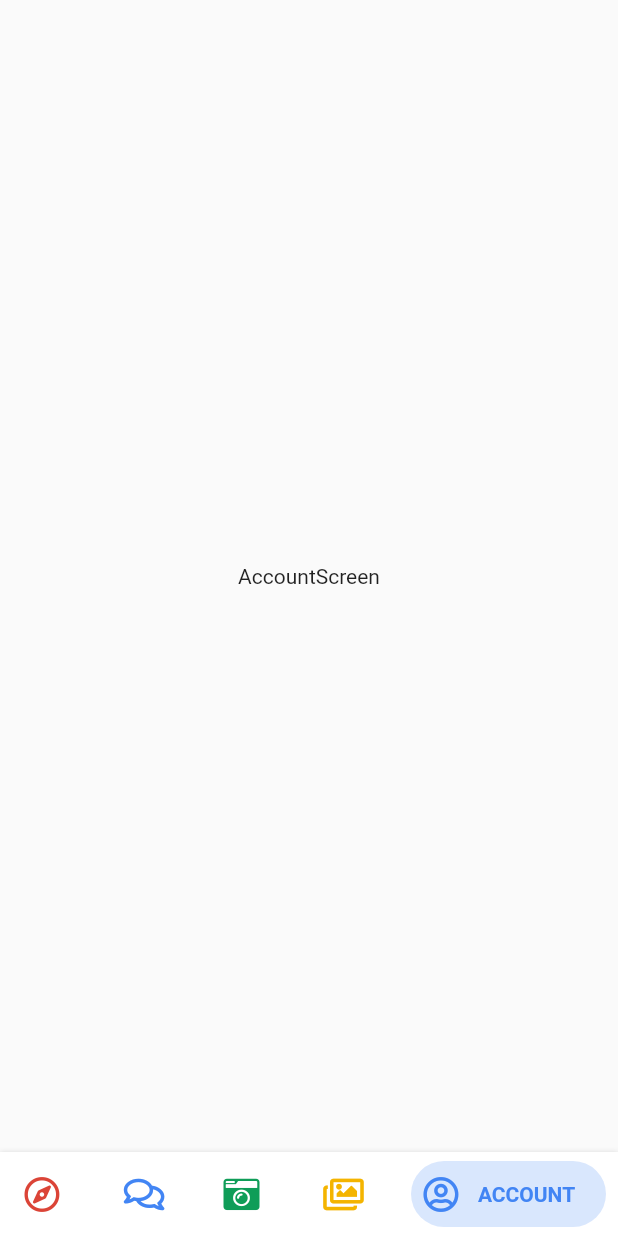
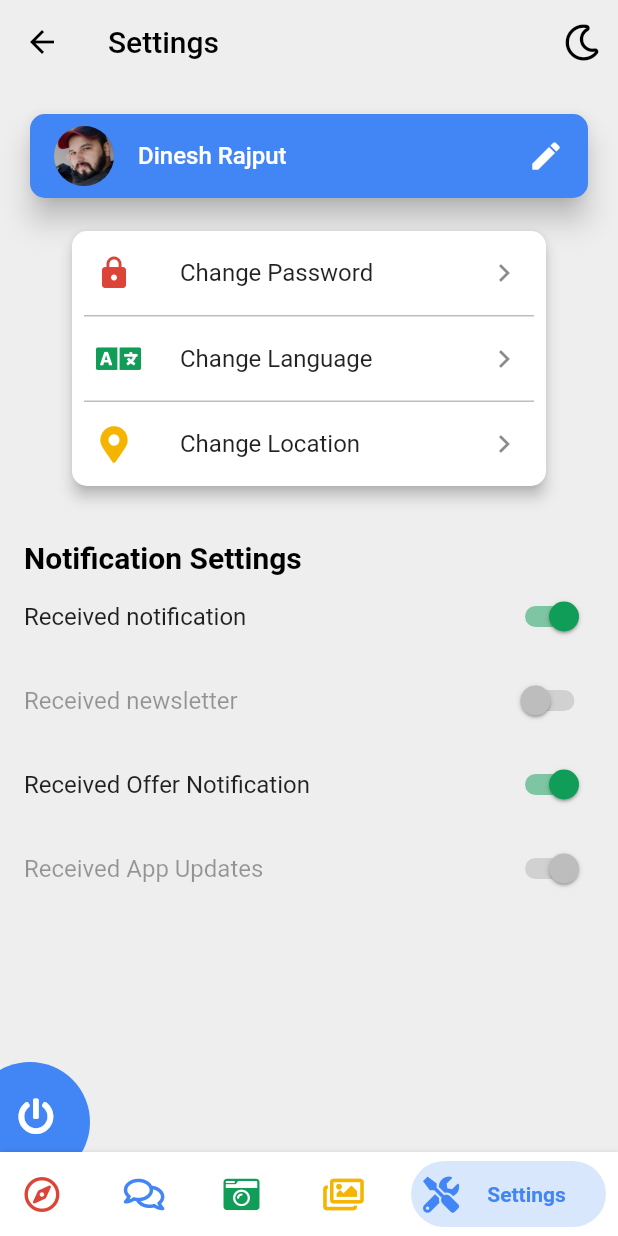
Before and after one commit to DineshRajput21/buyAndsell-Flutter, a Flutter app: the Tabs screen opened by its route, item 5 of the bottom bar chosen, on a phone screen of 412 x 824 dp. Run offline on Flutter 3.47's test engine with Material 2 defaults, Android fonts, the phone set to English and light mode, and no system bars; drawn by our look-alikes of bottom_navy_bar; our stand-ins replace carousel_pro, flutter_slidable, font_awesome_flutter, shimmer; missing offline and left inert: flip_panel.

Commit message:
added settings screen

```diff
--- a/lib/screens/bottomTabBar/Tabs.dart
+++ b/lib/screens/bottomTabBar/Tabs.dart
@@ -1,8 +1,8 @@
-import 'package:BuyAndSell/screens/tabScreens/account/Account.dart';
 import 'package:BuyAndSell/screens/tabScreens/chat/Chat.dart';
 import 'package:BuyAndSell/screens/tabScreens/explore/Explore.dart';
 import 'package:BuyAndSell/screens/tabScreens/myAds/MyAds.dart';
 import 'package:BuyAndSell/screens/tabScreens/sell/Sell.dart';
+import 'package:BuyAndSell/screens/tabScreens/settings/Settings.dart';
 import 'package:flutter/material.dart';
 import 'package:bottom_navy_bar/bottom_navy_bar.dart';
 import 'package:BuyAndSell/constants/AppColors.dart';
@@ -28,7 +28,7 @@ class _TabsState extends State<Tabs> {
       key: PageStorageKey('Page3'),
     ),
     MyAdsScreen(key: PageStorageKey('page5')),
-    AccountScreen(
+    Settings(
       key: PageStorageKey('Page4'),
     ),
   ];
@@ -69,8 +69,8 @@ class _TabsState extends State<Tabs> {
               activeColor: AppColors.YellowDark),
           BottomNavyBarItem(
               textAlign: TextAlign.center,
-              icon: Icon(FontAwesomeIcons.userCircle),
-              title: Text('ACCOUNT'),
+              icon: Icon(FontAwesomeIcons.tools),
+              title: Text('Settings'),
               activeColor: AppColors.BlueDark),
         ],
       ),
--- a/lib/screens/tabScreens/account/Account.dart
+++ /dev/null
@@ -1,26 +0,0 @@
-import 'package:BuyAndSell/routes.dart';
-import 'package:flutter/material.dart';
-
-class AccountScreen extends StatefulWidget {
-    AccountScreen({Key key}) : super(key: key);
-  @override
-  State<StatefulWidget> createState() => _AccountScreenState();
-}
-
-class _AccountScreenState extends State<AccountScreen> {
-  @override
-  void initState() {
-    super.initState();
-  }
-
-  @override
-  Widget build(BuildContext context) {
-    return Material(
-      child: Center(
-        child: InkWell(
-          onTap: ()=> Navigator.of(context).pushNamed(Routes.help),
-          child: Text("AccountScreen")),
-      ),
-    );
-  }
-}
--- a/lib/screens/tabScreens/explore/widgets/LocationBar.dart
+++ b/lib/screens/tabScreens/explore/widgets/LocationBar.dart
@@ -25,7 +25,10 @@ class LocationBar extends StatelessWidget {
                 padding: EdgeInsets.only(top: 5),
                 child: Row(
                   children: <Widget>[
-                    Icon(FontAwesomeIcons.mapMarkerAlt, size: 16,),
+                    Icon(
+                      FontAwesomeIcons.mapMarkerAlt,
+                      size: 16,
+                    ),
                     Text(
                       ' ucreate.it, mohali, India ',
                       style: TextStyle(
@@ -33,21 +36,18 @@ class LocationBar extends StatelessWidget {
                           fontWeight: FontWeight.w500,
                           color: Colors.black),
                     ),
-                    Icon(FontAwesomeIcons.caretDown, size: 16,),
+                    Icon(
+                      FontAwesomeIcons.caretDown,
+                      size: 16,
+                    ),
                   ],
                 ),
               ),
             ],
           ),
-          // ClipRRect(
-          //   borderRadius: BorderRadius.circular(20.0),
-          //   child: Image.asset(
-          //     'assets/icons/app_icon.png',
-          //     fit: BoxFit.fill,
-          //     height: 40.0,
-          //     width: 40.0,
-          //   ),
-          // ),
+          CircleAvatar(
+            backgroundImage: AssetImage('assets/icons/me.jpg'),
+          ),
         ],
       ),
     );
--- /dev/null
+++ b/lib/screens/tabScreens/settings/Settings.dart
@@ -0,0 +1,231 @@
+// import 'package:cached_network_image/cached_network_image.dart';
+import 'package:BuyAndSell/constants/AppColors.dart';
+import 'package:BuyAndSell/routes.dart';
+/**
+ * Author: Damodar Lohani
+ * profile: https://github.com/lohanidamodar
+  */
+
+import 'package:flutter/material.dart';
+// import 'package:flutter_ui_challenges/core/presentation/res/assets.dart';
+import 'package:font_awesome_flutter/font_awesome_flutter.dart';
+
+class Settings extends StatefulWidget {
+  Settings({Key key}) : super(key: key);
+  static final String path = "lib/src/pages/settings/settings1.dart";
+
+  @override
+  State<StatefulWidget> createState() => _SettingsState();
+}
+
+class _SettingsState extends State<Settings> {
+  bool _dark;
+
+  @override
+  void initState() {
+    super.initState();
+    _dark = false;
+  }
+
+  Brightness _getBrightness() {
+    return _dark ? Brightness.dark : Brightness.light;
+  }
+
+  @override
+  Widget build(BuildContext context) {
+    return Theme(
+      isMaterialAppTheme: true,
+      data: ThemeData(
+        brightness: _getBrightness(),
+      ),
+      child: Scaffold(
+        backgroundColor: _dark ? null : Colors.grey.shade200,
+        appBar: AppBar(
+          elevation: 0,
+          brightness: _getBrightness(),
+          iconTheme: IconThemeData(color: _dark ? Colors.white : Colors.black),
+          backgroundColor: Colors.transparent,
+          title: Text(
+            'Settings',
+            style: TextStyle(color: _dark ? Colors.white : Colors.black),
+          ),
+          actions: <Widget>[
+            IconButton(
+              icon: Icon(FontAwesomeIcons.moon),
+              onPressed: () {
+                setState(() {
+                  _dark = !_dark;
+                });
+              },
+            )
+          ],
+        ),
+        body: Stack(
+          fit: StackFit.expand,
+          children: <Widget>[
+            SingleChildScrollView(
+              padding: const EdgeInsets.all(16.0),
+              child: Column(
+                crossAxisAlignment: CrossAxisAlignment.start,
+                children: <Widget>[
+                  Card(
+                    elevation: 8.0,
+                    shape: RoundedRectangleBorder(
+                        borderRadius: BorderRadius.circular(10.0)),
+                    color: AppColors.BlueDark,
+                    child: ListTile(
+                      onTap: () {
+                        //open edit profile
+                      },
+                      title: Text(
+                        "Dinesh Rajput",
+                        style: TextStyle(
+                          color: Colors.white,
+                          fontWeight: FontWeight.w500,
+                        ),
+                      ),
+                      leading: CircleAvatar(
+                        backgroundImage: AssetImage('assets/icons/me.jpg'),
+                      ),
+                      trailing: Icon(
+                        Icons.edit,
+                        color: Colors.white,
+                      ),
+                    ),
+                  ),
+                  const SizedBox(height: 10.0),
+                  Card(
+                    elevation: 4.0,
+                    margin: const EdgeInsets.fromLTRB(32.0, 8.0, 32.0, 16.0),
+                    shape: RoundedRectangleBorder(
+                        borderRadius: BorderRadius.circular(10.0)),
+                    child: Column(
+                      children: <Widget>[
+                        ListTile(
+                          leading: Icon(
+                            Icons.lock,
+                            color: AppColors.RedDark,
+                          ),
+                          title: Text("Change Password"),
+                          trailing: Icon(Icons.keyboard_arrow_right),
+                          onTap: () {
+                            //open change password
+                          },
+                        ),
+                        _buildDivider(),
+                        ListTile(
+                          leading: Icon(
+                            FontAwesomeIcons.language,
+                            color: AppColors.GreenDark,
+                          ),
+                          title: Text("Change Language"),
+                          trailing: Icon(Icons.keyboard_arrow_right),
+                          onTap: () {
+                            //open change language
+                          },
+                        ),
+                        _buildDivider(),
+                        ListTile(
+                          leading: Icon(
+                            FontAwesomeIcons.mapMarkerAlt,
+                            color: AppColors.YellowDark,
+                          ),
+                          title: Text("Change Location"),
+                          trailing: Icon(Icons.keyboard_arrow_right),
+                          onTap: () {
+                            //open change location
+                          },
+                        ),
+                      ],
+                    ),
+                  ),
+                  const SizedBox(height: 20.0),
+                  Text(
+                    "Notification Settings",
+                    style: TextStyle(
+                      fontSize: 20.0,
+                      fontWeight: FontWeight.bold,
+                      color: Colors.black,
+                    ),
+                  ),
+                  SwitchListTile(
+                    activeColor: AppColors.GreenDark,
+                    contentPadding: const EdgeInsets.all(0),
+                    value: true,
+                    title: Text("Received notification"),
+                    onChanged: (val) {},
+                  ),
+                  SwitchListTile(
+                    activeColor: AppColors.GreenDark,
+                    contentPadding: const EdgeInsets.all(0),
+                    value: false,
+                    title: Text("Received newsletter"),
+                    onChanged: null,
+                  ),
+                  SwitchListTile(
+                    activeColor: AppColors.GreenDark,
+                    contentPadding: const EdgeInsets.all(0),
+                    value: true,
+                    title: Text("Received Offer Notification"),
+                    onChanged: (val) {},
+                  ),
+                  SwitchListTile(
+                    activeColor: AppColors.GreenDark,
+                    contentPadding: const EdgeInsets.all(0),
+                    value: true,
+                    title: Text("Received App Updates"),
+                    onChanged: null,
+                  ),
+                  const SizedBox(height: 60.0),
+                ],
+              ),
+            ),
+            InkWell(
+              onTap: ()=> Navigator.of(context).pushReplacementNamed(Routes.login),
+                child: Stack(
+              children: <Widget>[
+                Positioned(
+                  bottom: -20,
+                  left: -20,
+                  child: Container(
+                    width: 80,
+                    height: 80,
+                    alignment: Alignment.center,
+                    decoration: BoxDecoration(
+                      color: AppColors.BlueDark,
+                      shape: BoxShape.circle,
+                    ),
+                  ),
+                ),
+                Positioned(
+                  bottom: 00,
+                  left: 00,
+                  child: IconButton(
+                    icon: Icon(
+                      FontAwesomeIcons.powerOff,
+                      color: Colors.white,
+                    ),
+                    onPressed: () {
+                      //log out
+                    },
+                  ),
+                ),
+              ],
+            )),
+          ],
+        ),
+      ),
+    );
+  }
+
+  Container _buildDivider() {
+    return Container(
+      margin: const EdgeInsets.symmetric(
+        horizontal: 8.0,
+      ),
+      width: double.infinity,
+      height: 1.0,
+      color: Colors.grey.shade400,
+    );
+  }
+}
```
Also changed, not shown: assets/icons/me.jpg (added).
